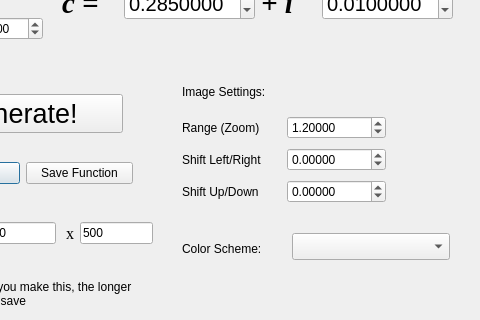
Old version of the form exe/windows/TheJuliaGenerator.ui in the repository mjfernez/julia_gen; both pictures show x 648 to 1128 and y 247 to 567 of the 1128 by 648 pixel window.
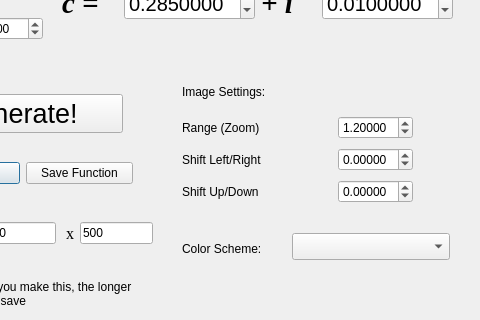
New version of the form.

The edit to the form file:
```diff
--- a/exe/windows/TheJuliaGenerator.ui
+++ b/exe/windows/TheJuliaGenerator.ui
@@ -604,11 +604,18 @@
     <rect>
      <x>830</x>
      <y>360</y>
-     <width>204</width>
+     <width>231</width>
      <height>95</height>
     </rect>
    </property>
    <layout class="QGridLayout" name="gridLayout">
+    <item row="1" column="0">
+     <widget class="QLabel" name="label_11">
+      <property name="text">
+       <string>Shift Left/Right</string>
+      </property>
+     </widget>
+    </item>
     <item row="0" column="0">
      <widget class="QLabel" name="label_10">
       <property name="text">
@@ -623,14 +630,7 @@
       </property>
      </widget>
     </item>
-    <item row="1" column="0">
-     <widget class="QLabel" name="label_11">
-      <property name="text">
-       <string>Shift Left/Right</string>
-      </property>
-     </widget>
-    </item>
-    <item row="0" column="1">
+    <item row="0" column="2">
      <widget class="QDoubleSpinBox" name="sbRange">
       <property name="decimals">
        <number>5</number>
@@ -649,7 +649,7 @@
       </property>
      </widget>
     </item>
-    <item row="1" column="1">
+    <item row="1" column="2">
      <widget class="QDoubleSpinBox" name="sbHoriz">
       <property name="decimals">
        <number>5</number>
@@ -668,7 +668,7 @@
       </property>
      </widget>
     </item>
-    <item row="2" column="1">
+    <item row="2" column="2">
      <widget class="QDoubleSpinBox" name="sbVert">
       <property name="decimals">
        <number>5</number>
@@ -687,6 +687,19 @@
       </property>
      </widget>
     </item>
+    <item row="0" column="1">
+     <spacer name="horizontalSpacer_4">
+      <property name="orientation">
+       <enum>Qt::Horizontal</enum>
+      </property>
+      <property name="sizeHint" stdset="0">
+       <size>
+        <width>40</width>
+        <height>20</height>
+       </size>
+      </property>
+     </spacer>
+    </item>
    </layout>
   </widget>
   <widget class="QComboBox" name="cbColor">
```
